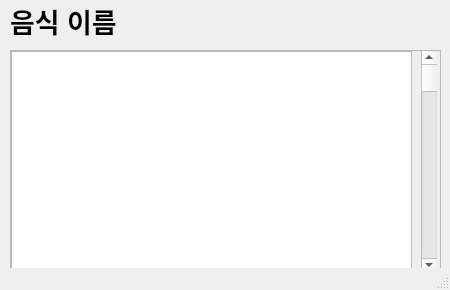
Old version of the form OOP_Project_Qt/RecipeWindow.ui in the repository Doho-K/OOP23_1.
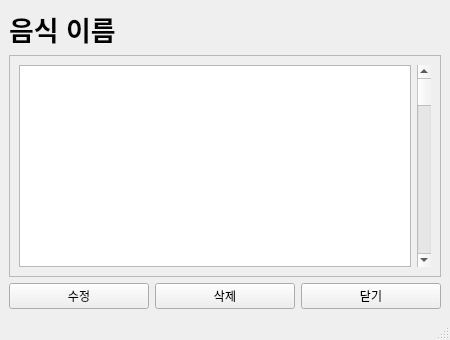
New version of the form.

The edit to the form file:
```diff
--- a/OOP_Project_Qt/RecipeWindow.ui
+++ b/OOP_Project_Qt/RecipeWindow.ui
@@ -10,22 +10,29 @@
     <x>0</x>
     <y>0</y>
     <width>450</width>
-    <height>290</height>
+    <height>340</height>
    </rect>
   </property>
   <property name="windowTitle">
    <string>Recipe</string>
   </property>
   <widget class="QWidget" name="centralwidget">
+   <layout class="QVBoxLayout" name="verticalLayout">
+    <item>
+     <widget class="QLabel" name="FoodNameLable">
+      <property name="font">
+       <font>
+        <pointsize>20</pointsize>
+        <bold>true</bold>
+       </font>
+      </property>
+      <property name="text">
+       <string>음식 이름</string>
+      </property>
+     </widget>
+    </item>
+    <item>
    <widget class="QScrollArea" name="scrollArea">
-    <property name="geometry">
-     <rect>
-      <x>10</x>
-      <y>50</y>
-      <width>431</width>
-      <height>231</height>
-     </rect>
-    </property>
     <property name="widgetResizable">
      <bool>true</bool>
     </property>
@@ -34,57 +41,55 @@
       <rect>
        <x>0</x>
        <y>0</y>
-       <width>429</width>
-       <height>229</height>
-      </rect>
-     </property>
-     <widget class="QTextEdit" name="textEdit">
-      <property name="geometry">
-       <rect>
-        <x>0</x>
-        <y>0</y>
-        <width>401</width>
-        <height>441</height>
-       </rect>
-      </property>
+         <width>430</width>
+         <height>225</height>
+        </rect>
+       </property>
+       <layout class="QHBoxLayout" name="horizontalLayout_2">
+        <item>
+         <widget class="QTextEdit" name="RecipeTextArea">
       <property name="readOnly">
-       <bool>false</bool>
-      </property>
-     </widget>
+           <bool>true</bool>
+          </property>
+         </widget>
+        </item>
+        <item>
      <widget class="QScrollBar" name="verticalScrollBar">
-      <property name="geometry">
-       <rect>
-        <x>410</x>
-        <y>0</y>
-        <width>16</width>
-        <height>221</height>
-       </rect>
-      </property>
       <property name="orientation">
        <enum>Qt::Vertical</enum>
       </property>
      </widget>
-    </widget>
-   </widget>
-   <widget class="QLabel" name="label">
-    <property name="geometry">
-     <rect>
-      <x>10</x>
-      <y>0</y>
-      <width>121</width>
-      <height>41</height>
-     </rect>
-    </property>
-    <property name="font">
-     <font>
-      <pointsize>20</pointsize>
-      <bold>true</bold>
-     </font>
-    </property>
+        </item>
+       </layout>
+      </widget>
+     </widget>
+    </item>
+    <item>
+     <layout class="QHBoxLayout" name="horizontalLayout">
+      <item>
+       <widget class="QPushButton" name="EditButton">
+        <property name="text">
+         <string>수정</string>
+        </property>
+       </widget>
+      </item>
+      <item>
+       <widget class="QPushButton" name="DeleteButton">
+        <property name="text">
+         <string>삭제</string>
+        </property>
+       </widget>
+      </item>
+      <item>
+       <widget class="QPushButton" name="CloseButton">
     <property name="text">
-     <string>음식 이름</string>
-    </property>
-   </widget>
+         <string>닫기</string>
+        </property>
+       </widget>
+      </item>
+     </layout>
+    </item>
+   </layout>
   </widget>
   <widget class="QStatusBar" name="statusbar"/>
  </widget>
```
Lines whose indentation alone changed are shown as unchanged.
